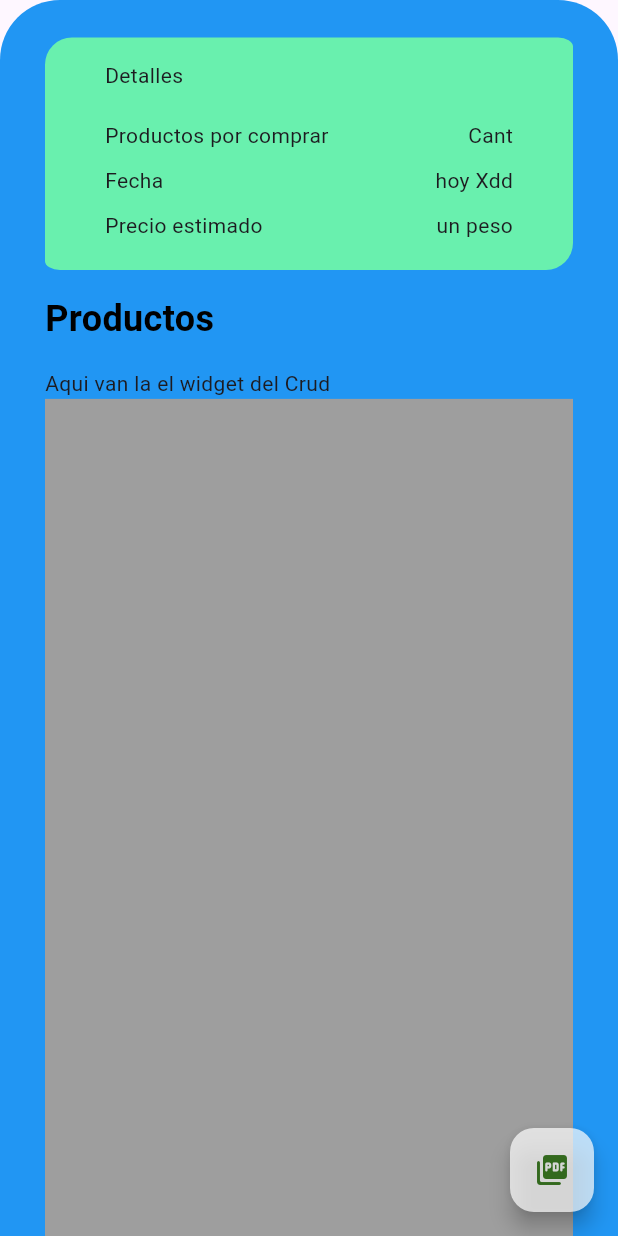
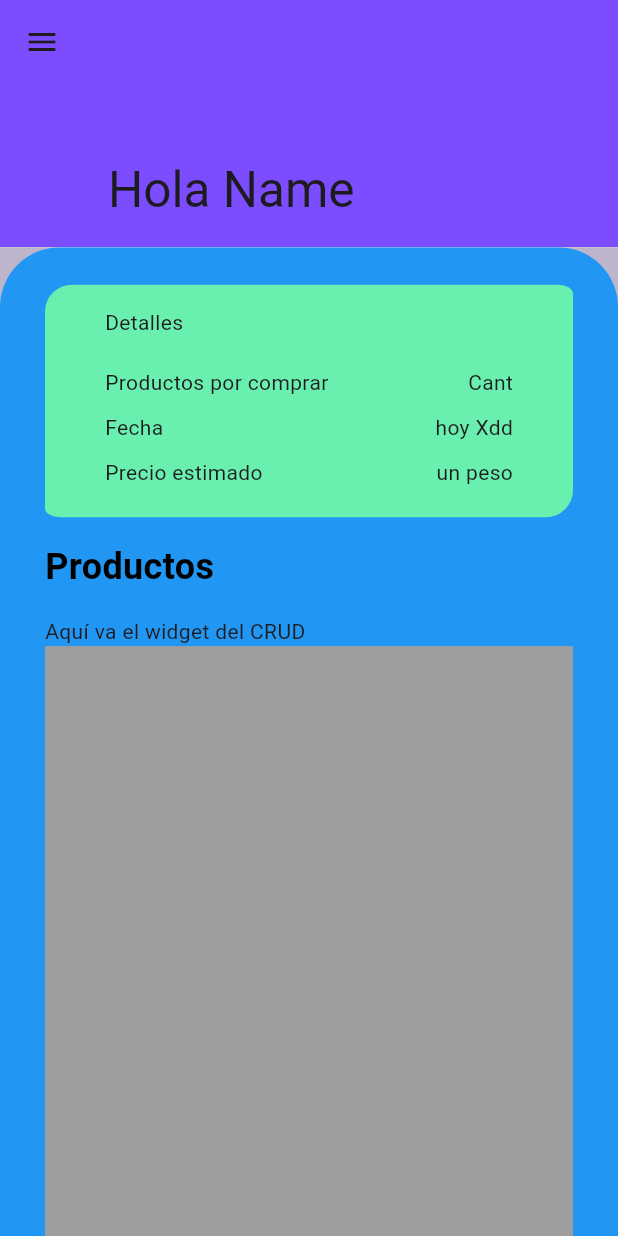
Before and after one commit to luisdavidAG/AppMovil_Tiendita, a Flutter app: the TuProductos_Screnn screen opened directly, on a phone screen of 412 x 824 dp. Run offline on Flutter 3.47's test engine with Material 3 defaults, Android fonts, the phone set to English and light mode, and no system bars; Roboto replaces fonts that are missing (creditCardSecurityCode).

Commit message:
Commit Luis David 22/10/2024 -Custom barr Productos Screen

```diff
--- a/tiendita/lib/screns/tuProductos_Screen.dart
+++ b/tiendita/lib/screns/tuProductos_Screen.dart
@@ -12,45 +12,61 @@ class _TuProductos_ScrennState extends State<TuProductos_Screnn> {
   //Padings constantes
   final double padings_H = 30;
   final double padings_V = 25;
+
   @override
   Widget build(BuildContext context) {
     Size pantalla = MediaQuery.of(context).size;
+
     return Scaffold(
-      //appBar:
-      //METER EL APP BAR QUE SE HACE ACA BIEN MANIACO XDDD
-
-      //Cuerpo
-      body: SafeArea(
-        child: Stack(
+      backgroundColor: Color.fromARGB(255, 189, 181, 204),
+      body: CustomScrollView(
+        slivers: [
+          SliverAppBar(
+            leading: Icon(Icons.menu),
+            //title: Text('Hola Name'),
+            expandedHeight: pantalla.height*.20,
+            floating: false,
+            pinned: true,
+            flexibleSpace: FlexibleSpaceBar(
+              background: Container(
+                color: Colors.deepPurpleAccent,
+              ),
+              title: Text('Hola Name'),
+            ),
+          ),
+          SliverToBoxAdapter(
+            // child: SafeArea(
+              child: Column(
                 children: [
+                  // Contenedor de fondo
                   Container(
-            height: double.infinity,
+                    height: pantalla.height * 0.90, // Ajuste de altura
                     width: double.infinity,
                     decoration: const BoxDecoration(
                       color: Colors.blue,
                       borderRadius: BorderRadius.only(
                         topLeft: Radius.circular(40),
-                    topRight: Radius.circular(40))),
+                        topRight: Radius.circular(40),
                       ),
-          //aqui van lo que es interactivo
-          ListView(
+                    ),
+                    child: Padding(
+                      padding: EdgeInsets.symmetric(
+                        horizontal: padings_H,
+                        vertical: padings_V,
+                      ),
+                      child: Column(
+                        crossAxisAlignment: CrossAxisAlignment.start,
                         children: [
-              //Este es el Feedback Creo que tendre que hacer uno por cada uno :,vvvv
-              Padding(
-                padding: EdgeInsets.symmetric(
-                    horizontal: padings_H, vertical: padings_V),
-                child: Column(
-                  children: [
-                    //Este es el feed back
+                          // Este es el feed back
                           const FBProductos(),
-                    //Despues son los titulos
+
+                          // Título de la sección 'Tus Productos'
                           Container(
                             height: pantalla.height * .08,
                             alignment: Alignment.centerLeft,
                             child: Row(
                               mainAxisAlignment: MainAxisAlignment.spaceBetween,
                               children: [
-                          // Título de la sección 'Tus Productos'
                                 const Text(
                                   'Productos',
                                   style: TextStyle(
@@ -64,38 +80,35 @@ class _TuProductos_ScrennState extends State<TuProductos_Screnn> {
                               ],
                             ),
                           ),
-                    //y las cartas de los productos
-                    //TODO Checar como puedo generar los productos en fos filas en un un monton de columnas
-                    //TODo O si no cambiar a solo una carta que se genere en columnas
-                    const Row(
+                          // Aquí iría el CRUD
+                          Expanded(
+                            child: Column(
+                              crossAxisAlignment: CrossAxisAlignment.start,
                               children: [
-                        Text('Aqui van la el widget del Crud'),
-                      ],
+                                Text('Aquí va el widget del CRUD'),
+                                Container(
+                                  height: pantalla.height *.90,
+                                  width: pantalla.width,
+                                  decoration: BoxDecoration(color: Colors.grey),
                                 ),
                                 Container(
-                          height: pantalla.height*.70,
+                                  height: pantalla.height *.90,
                                   width: pantalla.width,
-                          decoration: BoxDecoration(
-                            color: Colors.grey
-                          ),
-                    )
-                  ],
-                ),
-              )
-            ],
+                                  decoration: BoxDecoration(color: Colors.grey),
                                 ),
                               ],
                             ),
                           ),
-      floatingActionButton: FloatingActionButton(
-        backgroundColor: Colors.white70,
-        onPressed: () {
-          // Acción al presionar el botón
-        },
-        child: Icon(Icons.picture_as_pdf_rounded , color: Colors.lightGreen.shade900,), // Ícono dentro del botón
-        tooltip: 'Añadir',
+                        ],
                       ),
-      floatingActionButtonLocation: FloatingActionButtonLocation.endFloat,
+                    ),
+                  ),
+                ],
+             // ),
+            ),
+          ),
+        ],
+      ),
     );
   }
 }
```
Lines whose indentation alone changed are shown as unchanged.
